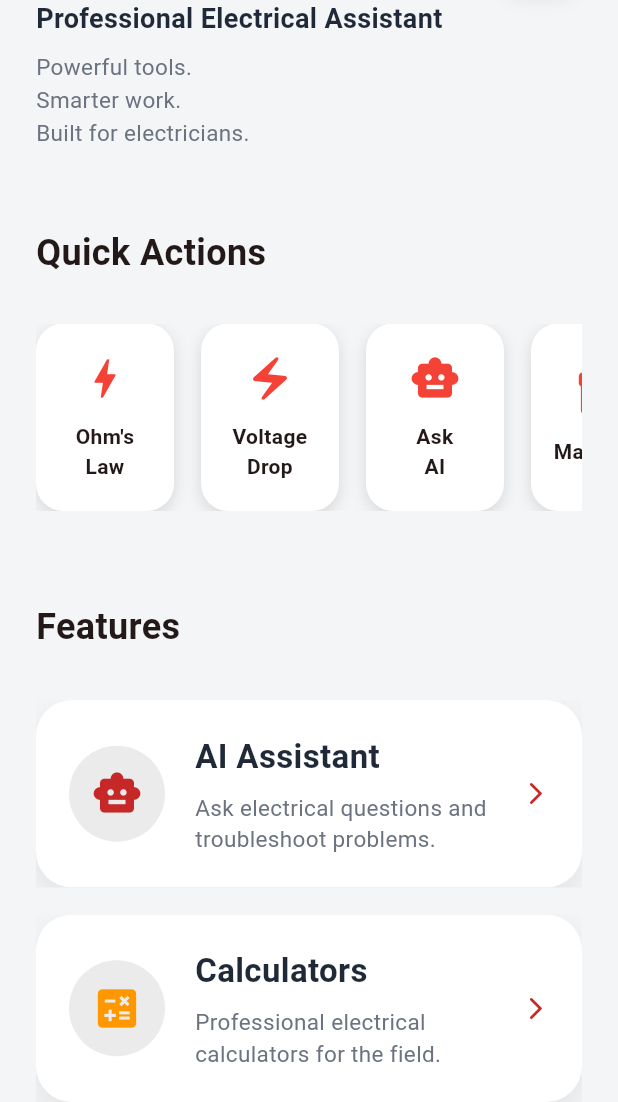
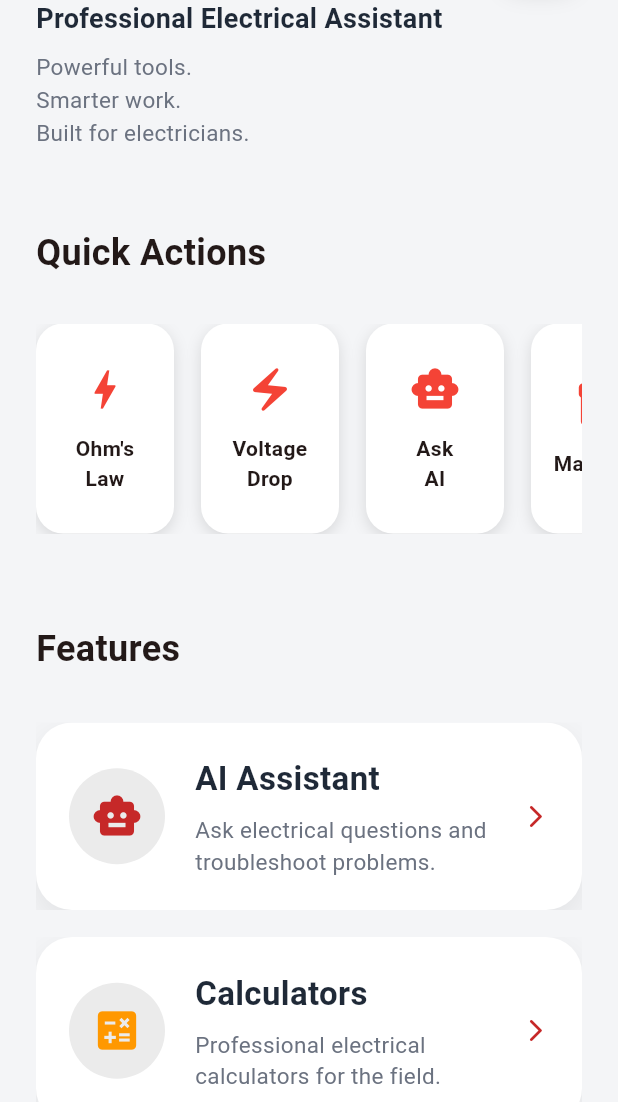
Before and after one commit to L2kee/ElectricalAI-Pro, a Flutter app: the screen it shows after launch, on a phone screen of 412 x 824 dp, the part 134-1236 px from its top. Run offline on Flutter 3.47's test engine with Material 3 defaults, Android fonts, the phone set to English and light mode, and no system bars; our stand-ins replace shared_preferences.

Commit message:
Fix quick action card layout overflow on home screen
Two-line titles (Ohm's Law, Voltage Drop, Ask AI) overflowed their
fixed-height card by 9px, causing a debug-mode render overflow and a
failing widget test. Bumped the row height from 125 to 140.

Co-Authored-By: Claude Sonnet 5 <noreply@anthropic.com>

```diff
--- a/frontend/lib/screens/home_screen.dart
+++ b/frontend/lib/screens/home_screen.dart
@@ -32,7 +32,7 @@ class HomeScreen extends StatelessWidget {
           const SizedBox(height: 20),
 
           SizedBox(
-            height: 125,
+            height: 140,
             child: ListView(
               scrollDirection: Axis.horizontal,
               children: [
```
